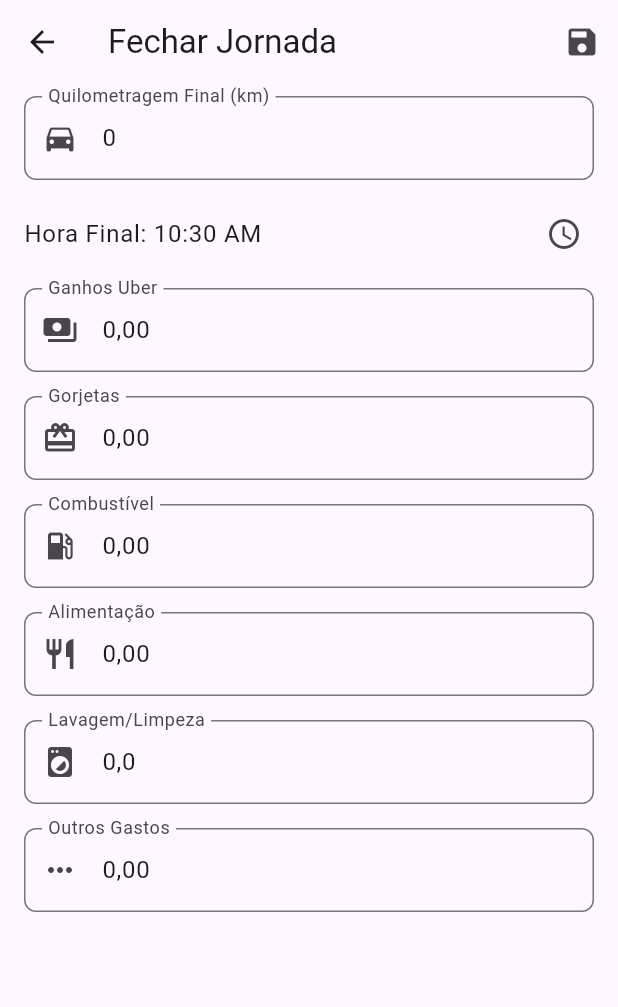
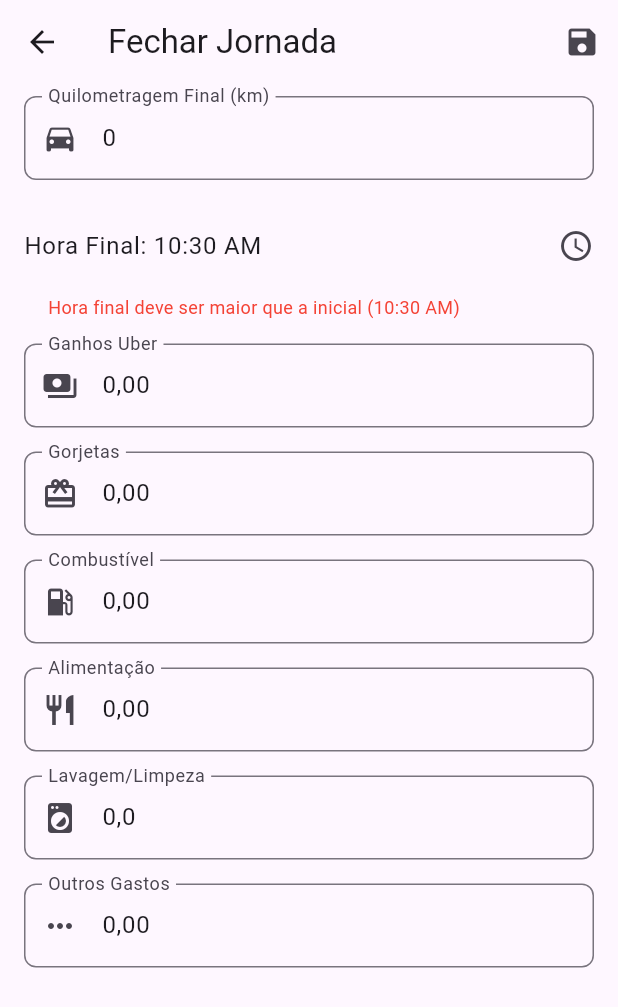
Before and after one commit to Sameque/driving_profits, a Flutter app: the CloseEntryScreen screen opened directly with empty values, on a phone screen of 412 x 824 dp. Shown: the top 1007 px of the screen. Run offline on Flutter 3.47's test engine with Material 3 defaults, Android fonts, the phone set to English and light mode, and no system bars; our stand-ins replace sqflite; accounts and stored records are empty.

Commit message:
implementation of validation at closing

```diff
--- a/lib/ui/feature/entry/close_entry_screen.dart
+++ b/lib/ui/feature/entry/close_entry_screen.dart
@@ -5,6 +5,7 @@ import 'package:uber_tracker/models/daily_entry.dart';
 import 'package:uber_tracker/models/entry_status.dart';
 import 'package:uber_tracker/providers/entry_provider.dart';
 import 'package:uber_tracker/ui/feature/entry/entry_dto.dart';
+import 'package:uber_tracker/ui/feature/entry/close_entry_validations.dart';
 import 'package:uber_tracker/ui/widget/currency_input_formatter.dart';
 import 'package:uber_tracker/ui/widget/custom_snackbar.dart';
 
@@ -41,6 +42,13 @@ class _CloseEntryScreenState extends State<CloseEntryScreen> {
 
   void _save() async {
     if (!_formKey.currentState!.validate()) return;
+
+    final validationErrors = CloseEntryValidations.validateForSave(entryDto);
+    if (validationErrors.isNotEmpty) {
+      CustomSnackBar.error(context: context, message: validationErrors.first);
+      return;
+    }
+
     try {
       final provider = Provider.of<EntryProvider>(context, listen: false);
       final map = entryDto.toMap();
@@ -67,6 +75,7 @@ class _CloseEntryScreenState extends State<CloseEntryScreen> {
     required String initial,
     required ValueChanged<String> onChanged,
     IconData icon = Icons.attach_money,
+    String? Function(String?)? validator,
   }) {
     return Padding(
       padding: const EdgeInsets.symmetric(vertical: 8.0, horizontal: 16.0),
@@ -83,6 +92,7 @@ class _CloseEntryScreenState extends State<CloseEntryScreen> {
           FilteringTextInputFormatter.digitsOnly,
           CurrencyInputFormatter(),
         ],
+        validator: validator,
       ),
     );
   }
@@ -114,13 +124,18 @@ class _CloseEntryScreenState extends State<CloseEntryScreen> {
                   ),
                 ),
                 keyboardType: TextInputType.number,
-                validator: (value) {
-                  if (value == null || value.isEmpty)
-                    return 'Informe a km final';
-                  return null;
-                },
+                validator: (value) =>
+                    CloseEntryValidations.validateKmEnd(value, entryDto),
               ),
             ),
+            Padding(
+              padding: const EdgeInsets.symmetric(
+                vertical: 8.0,
+                horizontal: 16.0,
+              ),
+              child: Column(
+                crossAxisAlignment: CrossAxisAlignment.start,
+                children: [
                   ListTile(
                     title: Text(
                       entryDto.endTime == null
@@ -129,12 +144,28 @@ class _CloseEntryScreenState extends State<CloseEntryScreen> {
                     ),
                     trailing: const Icon(Icons.access_time),
                     onTap: _selectEndTime,
+                    contentPadding: EdgeInsets.zero,
+                  ),
+                  if (CloseEntryValidations.hasEndTimeError(entryDto))
+                    Padding(
+                      padding: const EdgeInsets.only(left: 16.0, top: 4.0),
+                      child: Text(
+                        CloseEntryValidations.getEndTimeErrorMessage(
+                          entryDto,
+                          context,
+                        )!,
+                        style: const TextStyle(color: Colors.red, fontSize: 12),
+                      ),
+                    ),
+                ],
+              ),
             ),
             _amountField(
               label: 'Ganhos Uber',
               initial: entryDto.getUberEarnings,
               onChanged: entryDto.setUberEarnings,
               icon: Icons.payments,
+              validator: CloseEntryValidations.validateUberEarnings,
             ),
             _amountField(
               label: 'Gorjetas',
--- /dev/null
+++ b/lib/ui/feature/entry/close_entry_validations.dart
@@ -0,0 +1,99 @@
+import 'package:flutter/material.dart';
+import 'package:uber_tracker/ui/feature/entry/entry_dto.dart';
+
+class CloseEntryValidations {
+  /// Valida se os ganhos do Uber foram preenchidos e são maiores que zero
+  static String? validateUberEarnings(String? value) {
+    if (value == null || value.isEmpty) {
+      return 'Informe os ganhos do Uber';
+    }
+    final earnings = double.tryParse(value.replaceAll(',', '.'));
+    if (earnings == null || earnings <= 0) {
+      return 'Ganhos devem ser maiores que zero';
+    }
+    return null;
+  }
+
+  /// Valida se a quilometragem final foi preenchida, é maior que zero e maior que a inicial
+  static String? validateKmEnd(String? value, EntryDto entryDto) {
+    if (value == null || value.isEmpty) {
+      return 'Informe a quilometragem final';
+    }
+    final kmEndValue = int.tryParse(value);
+    if (kmEndValue == null || kmEndValue <= 0) {
+      return 'Quilometragem final deve ser maior que zero';
+    }
+    if (entryDto.kmStart != null && kmEndValue <= entryDto.kmStart!) {
+      return 'Quilometragem final deve ser maior que a inicial (${entryDto.kmStart} km)';
+    }
+    return null;
+  }
+
+  /// Valida se a hora final foi selecionada
+  static String? validateEndTime(EntryDto entryDto) {
+    if (entryDto.endTime == null) {
+      return 'Selecione a hora final';
+    }
+    return null;
+  }
+
+  /// Valida se a hora final é maior que a hora inicial
+  static String? validateEndTimeAfterStartTime(EntryDto entryDto) {
+    if (entryDto.startTime != null &&
+        _isEndTimeBeforeStartTime(entryDto.startTime!, entryDto.endTime!)) {
+      return 'Hora final deve ser maior que a hora inicial';
+    }
+    return null;
+  }
+
+  /// Verifica se a hora final é anterior à hora inicial
+  static bool _isEndTimeBeforeStartTime(
+    TimeOfDay startTime,
+    TimeOfDay endTime,
+  ) {
+    final startMinutes = startTime.hour * 60 + startTime.minute;
+    final endMinutes = endTime.hour * 60 + endTime.minute;
+    return endMinutes <= startMinutes;
+  }
+
+  static String? getEndTimeErrorMessage(
+    EntryDto entryDto,
+    BuildContext context,
+  ) {
+    final endTimeError = validateEndTime(entryDto);
+    if (endTimeError != null) {
+      return endTimeError;
+    }
+
+    final timeComparisonError = validateEndTimeAfterStartTime(entryDto);
+    if (timeComparisonError != null) {
+      return 'Hora final deve ser maior que a inicial (${entryDto.startTime!.format(context)})';
+    }
+
+    return null;
+  }
+
+  static bool hasEndTimeError(EntryDto entryDto) {
+    return validateEndTime(entryDto) != null ||
+        validateEndTimeAfterStartTime(entryDto) != null;
+  }
+
+  /// Validação completa para salvar a jornada
+  static List<String> validateForSave(EntryDto entryDto) {
+    final errors = <String>[];
+
+    // Validar hora final
+    final endTimeError = validateEndTime(entryDto);
+    if (endTimeError != null) {
+      errors.add(endTimeError);
+    }
+
+    // Validar se hora final é maior que inicial
+    final timeComparisonError = validateEndTimeAfterStartTime(entryDto);
+    if (timeComparisonError != null) {
+      errors.add(timeComparisonError);
+    }
+
+    return errors;
+  }
+}
```
Lines whose indentation alone changed are shown as unchanged.
